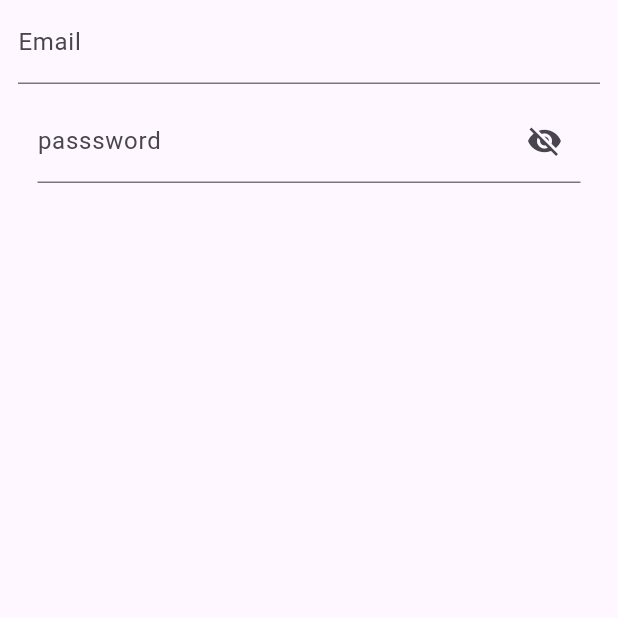
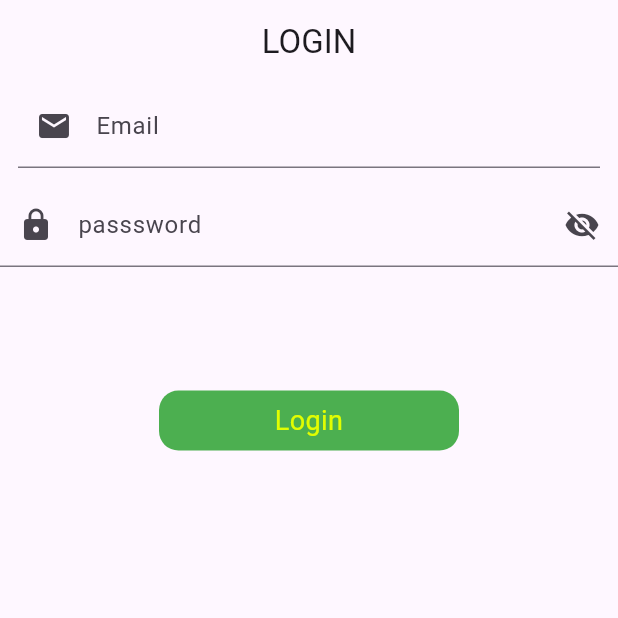
Before and after one commit to zainsh098/flutter_mvvm_provider_2023, a Flutter app: the screen it shows after launch, on a phone screen of 412 x 824 dp, the top half of it. Run offline on Flutter 3.47's test engine with Material 2 defaults, Android fonts, the phone set to English and light mode, and no system bars; our stand-ins replace another_flushbar, fluttertoast.

Commit message:
Resources,colors etc added

```diff
--- /dev/null
+++ b/lib/res/color.dart
@@ -0,0 +1,24 @@
+
+import 'dart:ui';
+
+import 'package:flutter/material.dart';
+
+class AppColors {
+
+
+  static const Color blackColor=Color(0xff000000);
+  static const Color amberColor=Color(0xffe1fd01);
+  static const Color whiteColor=Color(0xffffffff);
+  static const Color buttonColor=Colors.green;
+
+
+
+
+
+
+
+
+
+
+
+}
--- /dev/null
+++ b/lib/res/components/round_button.dart
@@ -0,0 +1,44 @@
+
+import 'package:flutter/material.dart';
+import 'package:flutter_mvvm_2023/res/color.dart';
+
+class RoundButton extends StatelessWidget {
+  final String title;
+  final bool loading;
+  final VoidCallback onPress;
+  final Color color;
+
+
+
+  const RoundButton({super.key, required this.title, this.loading=false,  required this.onPress,required this.color});
+
+  @override
+  Widget build(BuildContext context) {
+    return InkWell(
+      onTap: onPress,
+
+      child: Container(
+        height: 40,
+        width: 200,
+            decoration: BoxDecoration(
+              borderRadius: BorderRadius.circular(13),
+              color: AppColors.buttonColor,
+
+
+
+
+
+            ),
+        child: Center(
+          child: Text(title,textAlign:TextAlign.center,style: TextStyle(
+            color: color,fontSize: 18,
+
+
+          ),),
+        ),
+
+
+      ),
+    );
+  }
+}
--- a/lib/view/login_screen.dart
+++ b/lib/view/login_screen.dart
@@ -1,5 +1,6 @@
 import 'package:flutter/material.dart';
-import 'package:flutter_mvvm_2023/utils/routes/routes_name.dart';
+import 'package:flutter_mvvm_2023/res/color.dart';
+import 'package:flutter_mvvm_2023/res/components/round_button.dart';
 
 import '../utils/utils.dart';
 
@@ -11,17 +12,38 @@ class LoginScreen extends StatefulWidget {
 }
 
 class _LoginScreenState extends State<LoginScreen> {
-  TextEditingController _emailcontroller = TextEditingController();
-  TextEditingController _passwordController = TextEditingController();
-  FocusNode emailFocus=FocusNode();
-  FocusNode passsFocus=FocusNode();
+  ValueNotifier<bool> _obspassword = ValueNotifier<bool>(true);
+
+  final TextEditingController _emailcontroller = TextEditingController();
+  final TextEditingController _passwordController = TextEditingController();
+  FocusNode emailFocus = FocusNode();
+  FocusNode passsFocus = FocusNode();
+
+  @override
+  void dispose() {
+    // TODO: implement dispose
+    super.dispose();
+
+    _emailcontroller.dispose();
+    _passwordController.dispose();
+    emailFocus.dispose();
+    passsFocus.dispose();
+    _obspassword.dispose();
+
+  }
 
 
 
 
   @override
   Widget build(BuildContext context) {
+    final height = MediaQuery.of(context).size.height * 1;
+
     return Scaffold(
+        appBar: AppBar(
+          title: const Text('LOGIN'),
+          centerTitle: true,
+        ),
         body: SafeArea(
           child: Column(
             children: [
@@ -29,41 +51,61 @@ class _LoginScreenState extends State<LoginScreen> {
                 padding: const EdgeInsets.only(left: 12, right: 12),
                 child: TextFormField(
                   controller: _emailcontroller,
-              decoration: InputDecoration(
+                  decoration: const InputDecoration(
                     hintText: 'Email',
                     labelText: 'Email',
-
+                    prefixIcon: Icon(Icons.email),
                   ),
                   focusNode: emailFocus,
-              onFieldSubmitted: (valu)
-              {
-                FocusScope.of(context).requestFocus(passsFocus);
-
-
+                  onFieldSubmitted: (valu) {
+                    Utils.fieldFocusChange(context, emailFocus, passsFocus);
                   },
-
-
-
                 ),
               ),
-          SizedBox(
+              const SizedBox(
                 height: 10,
               ),
-          Padding(
-            padding: const EdgeInsets.symmetric(horizontal: 25),
-            child: TextFormField(
+              ValueListenableBuilder(
+                valueListenable: _obspassword,
+                builder: (context, value, child) {
+                  return TextFormField(
                     focusNode: passsFocus,
-
-
                     controller: _passwordController,
-              obscureText: true,
+                    obscureText: _obspassword.value,
                     obscuringCharacter: '*',
                     decoration: InputDecoration(
                       hintText: 'password',
                       labelText: 'passsword',
-                  suffixIcon: Icon(Icons.visibility_off)),
+                      prefixIcon: const Icon(Icons.lock),
+                      suffixIcon: GestureDetector(
+                          onTap: () {
+                            _obspassword.value = !_obspassword.value;
+                          },
+                          child: Icon(_obspassword.value
+                              ? Icons.visibility_off
+                              : Icons.visibility)),
                     ),
+                  );
+                },
               ),
+              SizedBox(
+                height: height * .1,
+              ),
+              RoundButton(
+                title: 'Login',
+                color: AppColors.amberColor,
+                onPress: () {
+                  if (_emailcontroller.text.isEmpty) {
+                    Utils.flushbarErrorMessage('Enter Email please', context);
+                  } else if (_passwordController.text.isEmpty) {
+                    Utils.flushbarErrorMessage(
+                        'Enter Password please', context);
+                  } else if (_passwordController.text.length < 6) {
+                    Utils.flushbarErrorMessage(
+                        'Please Enter Passowrd <6 ', context);
+                  } else {}
+                },
+              )
             ],
           ),
         ));
```
Also changed, not shown: lib/utils/utils.dart (+21 -17 lines), lib/repositry/auth_repositry.dart (added). Lines whose indentation alone changed are shown as unchanged.
